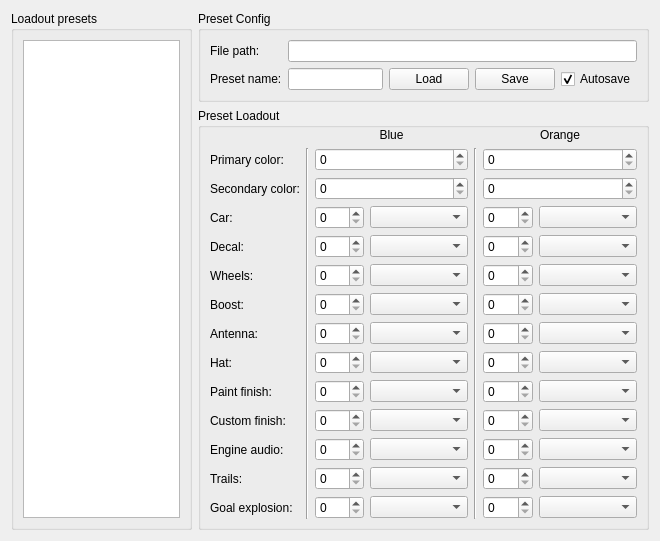
Old version of the form RLBotFramework/gui/qt_gui/car_customisation_3.ui in the repository RLBot/RLBot.
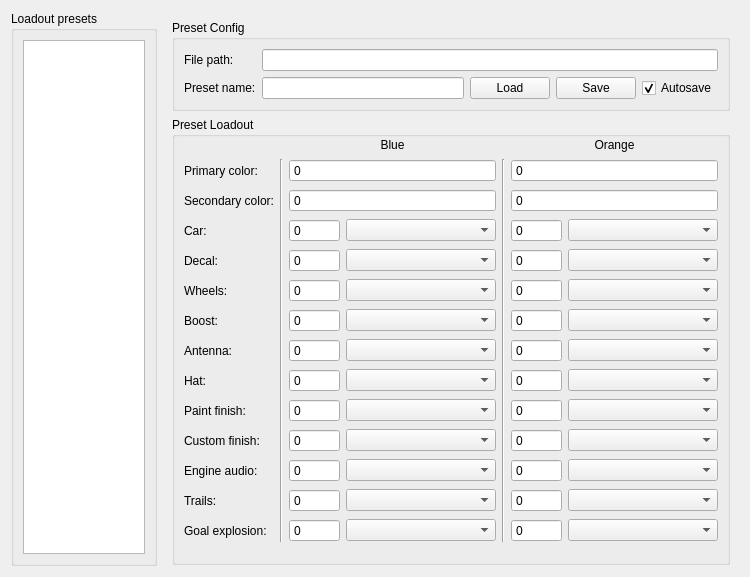
New version of the form.

Patch:
```diff
--- a/RLBotFramework/gui/qt_gui/car_customisation_3.ui
+++ b/RLBotFramework/gui/qt_gui/car_customisation_3.ui
@@ -6,8 +6,8 @@
    <rect>
     <x>0</x>
     <y>0</y>
-    <width>660</width>
-    <height>495</height>
+    <width>750</width>
+    <height>577</height>
    </rect>
   </property>
   <property name="windowTitle">
@@ -27,9 +27,10 @@
     </widget>
    </item>
    <item>
+    <widget class="QFrame" name="right_frame">
     <layout class="QVBoxLayout" name="verticalLayout_4" stretch="0,1">
      <property name="bottomMargin">
-      <number>0</number>
+       <number>1</number>
      </property>
      <item>
       <widget class="QGroupBox" name="groupBox_2">
@@ -95,7 +96,7 @@
        <property name="title">
         <string>Preset Loadout</string>
        </property>
-       <layout class="QGridLayout" name="gridLayout" columnstretch="1,1,1,2,1,1,2,0">
+        <layout class="QGridLayout" name="gridLayout" columnstretch="1,1,1,2,1,1,2">
         <property name="topMargin">
          <number>0</number>
         </property>
@@ -142,10 +143,24 @@
          </widget>
         </item>
         <item row="1" column="2" colspan="2">
-         <widget class="QSpinBox" name="blue_primary_spinbox"/>
+          <widget class="QSpinBox" name="blue_primary_spinbox">
+           <property name="buttonSymbols">
+            <enum>QAbstractSpinBox::NoButtons</enum>
+           </property>
+           <property name="maximum">
+            <number>999999999</number>
+           </property>
+          </widget>
         </item>
         <item row="1" column="5" colspan="2">
-         <widget class="QSpinBox" name="orange_primary_spinbox"/>
+          <widget class="QSpinBox" name="orange_primary_spinbox">
+           <property name="buttonSymbols">
+            <enum>QAbstractSpinBox::NoButtons</enum>
+           </property>
+           <property name="maximum">
+            <number>999999999</number>
+           </property>
+          </widget>
         </item>
         <item row="2" column="0">
          <widget class="QLabel" name="label_2">
@@ -162,22 +177,64 @@
          </widget>
         </item>
         <item row="2" column="5" colspan="2">
-         <widget class="QSpinBox" name="orange_secondary_spinbox"/>
+          <widget class="QSpinBox" name="orange_secondary_spinbox">
+           <property name="buttonSymbols">
+            <enum>QAbstractSpinBox::NoButtons</enum>
+           </property>
+           <property name="maximum">
+            <number>999999999</number>
+           </property>
+          </widget>
         </item>
         <item row="2" column="2" colspan="2">
-         <widget class="QSpinBox" name="blue_secondary_spinbox"/>
+          <widget class="QSpinBox" name="blue_secondary_spinbox">
+           <property name="buttonSymbols">
+            <enum>QAbstractSpinBox::NoButtons</enum>
+           </property>
+           <property name="maximum">
+            <number>999999999</number>
+           </property>
+          </widget>
         </item>
         <item row="3" column="2">
-         <widget class="QSpinBox" name="blue_car_spinbox"/>
+          <widget class="QSpinBox" name="blue_car_spinbox">
+           <property name="buttonSymbols">
+            <enum>QAbstractSpinBox::NoButtons</enum>
+           </property>
+           <property name="maximum">
+            <number>999999</number>
+           </property>
+          </widget>
         </item>
         <item row="3" column="5">
-         <widget class="QSpinBox" name="orange_car_spinbox"/>
+          <widget class="QSpinBox" name="orange_car_spinbox">
+           <property name="buttonSymbols">
+            <enum>QAbstractSpinBox::NoButtons</enum>
+           </property>
+           <property name="maximum">
+            <number>999999</number>
+           </property>
+          </widget>
         </item>
         <item row="3" column="6">
-         <widget class="QComboBox" name="orange_car_combobox"/>
+          <widget class="QComboBox" name="orange_car_combobox">
+           <property name="sizeAdjustPolicy">
+            <enum>QComboBox::AdjustToMinimumContentsLength</enum>
+           </property>
+           <property name="minimumContentsLength">
+            <number>15</number>
+           </property>
+          </widget>
         </item>
         <item row="3" column="3">
-         <widget class="QComboBox" name="blue_car_combobox"/>
+          <widget class="QComboBox" name="blue_car_combobox">
+           <property name="sizeAdjustPolicy">
+            <enum>QComboBox::AdjustToMinimumContentsLength</enum>
+           </property>
+           <property name="minimumContentsLength">
+            <number>15</number>
+           </property>
+          </widget>
         </item>
         <item row="4" column="0">
          <widget class="QLabel" name="label_4">
@@ -187,25 +244,74 @@
          </widget>
         </item>
         <item row="4" column="2">
-         <widget class="QSpinBox" name="blue_decal_spinbox"/>
+          <widget class="QSpinBox" name="blue_decal_spinbox">
+           <property name="buttonSymbols">
+            <enum>QAbstractSpinBox::NoButtons</enum>
+           </property>
+           <property name="maximum">
+            <number>999999</number>
+           </property>
+          </widget>
         </item>
         <item row="4" column="3">
-         <widget class="QComboBox" name="blue_decal_combobox"/>
+          <widget class="QComboBox" name="blue_decal_combobox">
+           <property name="sizeAdjustPolicy">
+            <enum>QComboBox::AdjustToMinimumContentsLength</enum>
+           </property>
+           <property name="minimumContentsLength">
+            <number>15</number>
+           </property>
+          </widget>
         </item>
         <item row="4" column="5">
-         <widget class="QSpinBox" name="orange_decal_spinbox"/>
+          <widget class="QSpinBox" name="orange_decal_spinbox">
+           <property name="buttonSymbols">
+            <enum>QAbstractSpinBox::NoButtons</enum>
+           </property>
+           <property name="maximum">
+            <number>999999</number>
+           </property>
+          </widget>
         </item>
         <item row="5" column="2">
-         <widget class="QSpinBox" name="blue_wheels_spinbox"/>
+          <widget class="QSpinBox" name="blue_wheels_spinbox">
+           <property name="buttonSymbols">
+            <enum>QAbstractSpinBox::NoButtons</enum>
+           </property>
+           <property name="maximum">
+            <number>999999</number>
+           </property>
+          </widget>
         </item>
         <item row="5" column="3">
-         <widget class="QComboBox" name="blue_wheels_combobox"/>
+          <widget class="QComboBox" name="blue_wheels_combobox">
+           <property name="sizeAdjustPolicy">
+            <enum>QComboBox::AdjustToMinimumContentsLength</enum>
+           </property>
+           <property name="minimumContentsLength">
+            <number>15</number>
+           </property>
+          </widget>
         </item>
         <item row="5" column="5">
-         <widget class="QSpinBox" name="orange_wheels_spinbox"/>
+          <widget class="QSpinBox" name="orange_wheels_spinbox">
+           <property name="buttonSymbols">
+            <enum>QAbstractSpinBox::NoButtons</enum>
+           </property>
+           <property name="maximum">
+            <number>999999</number>
+           </property>
+          </widget>
         </item>
         <item row="4" column="6">
-         <widget class="QComboBox" name="orange_decal_combobox"/>
+          <widget class="QComboBox" name="orange_decal_combobox">
+           <property name="sizeAdjustPolicy">
+            <enum>QComboBox::AdjustToMinimumContentsLength</enum>
+           </property>
+           <property name="minimumContentsLength">
+            <number>15</number>
+           </property>
+          </widget>
         </item>
         <item row="5" column="0">
          <widget class="QLabel" name="label_5">
@@ -215,10 +321,24 @@
          </widget>
         </item>
         <item row="6" column="5">
-         <widget class="QSpinBox" name="orange_boost_spinbox"/>
+          <widget class="QSpinBox" name="orange_boost_spinbox">
+           <property name="buttonSymbols">
+            <enum>QAbstractSpinBox::NoButtons</enum>
+           </property>
+           <property name="maximum">
+            <number>999999</number>
+           </property>
+          </widget>
         </item>
         <item row="6" column="3">
-         <widget class="QComboBox" name="blue_boost_combobox"/>
+          <widget class="QComboBox" name="blue_boost_combobox">
+           <property name="sizeAdjustPolicy">
+            <enum>QComboBox::AdjustToMinimumContentsLength</enum>
+           </property>
+           <property name="minimumContentsLength">
+            <number>15</number>
+           </property>
+          </widget>
         </item>
         <item row="6" column="0">
          <widget class="QLabel" name="label_6">
@@ -228,10 +348,24 @@
          </widget>
         </item>
         <item row="5" column="6">
-         <widget class="QComboBox" name="orange_wheels_combobox"/>
+          <widget class="QComboBox" name="orange_wheels_combobox">
+           <property name="sizeAdjustPolicy">
+            <enum>QComboBox::AdjustToMinimumContentsLength</enum>
+           </property>
+           <property name="minimumContentsLength">
+            <number>15</number>
+           </property>
+          </widget>
         </item>
         <item row="6" column="2">
-         <widget class="QSpinBox" name="blue_boost_spinbox"/>
+          <widget class="QSpinBox" name="blue_boost_spinbox">
+           <property name="buttonSymbols">
+            <enum>QAbstractSpinBox::NoButtons</enum>
+           </property>
+           <property name="maximum">
+            <number>999999</number>
+           </property>
+          </widget>
         </item>
         <item row="7" column="0">
          <widget class="QLabel" name="label_7">
@@ -241,16 +375,44 @@
          </widget>
         </item>
         <item row="7" column="3">
-         <widget class="QComboBox" name="blue_antenna_combobox"/>
+          <widget class="QComboBox" name="blue_antenna_combobox">
+           <property name="sizeAdjustPolicy">
+            <enum>QComboBox::AdjustToMinimumContentsLength</enum>
+           </property>
+           <property name="minimumContentsLength">
+            <number>15</number>
+           </property>
+          </widget>
         </item>
         <item row="7" column="2">
-         <widget class="QSpinBox" name="blue_antenna_spinbox"/>
+          <widget class="QSpinBox" name="blue_antenna_spinbox">
+           <property name="buttonSymbols">
+            <enum>QAbstractSpinBox::NoButtons</enum>
+           </property>
+           <property name="maximum">
+            <number>999999</number>
+           </property>
+          </widget>
         </item>
         <item row="7" column="5">
-         <widget class="QSpinBox" name="orange_antenna_spinbox"/>
+          <widget class="QSpinBox" name="orange_antenna_spinbox">
+           <property name="buttonSymbols">
+            <enum>QAbstractSpinBox::NoButtons</enum>
+           </property>
+           <property name="maximum">
+            <number>999999</number>
+           </property>
+          </widget>
         </item>
         <item row="6" column="6">
-         <widget class="QComboBox" name="orange_boost_combobox"/>
+          <widget class="QComboBox" name="orange_boost_combobox">
+           <property name="sizeAdjustPolicy">
+            <enum>QComboBox::AdjustToMinimumContentsLength</enum>
+           </property>
+           <property name="minimumContentsLength">
+            <number>15</number>
+           </property>
+          </widget>
         </item>
         <item row="8" column="0">
          <widget class="QLabel" name="label_8">
@@ -260,25 +422,74 @@
          </widget>
         </item>
         <item row="8" column="2">
-         <widget class="QSpinBox" name="blue_hat_spinbox"/>
+          <widget class="QSpinBox" name="blue_hat_spinbox">
+           <property name="buttonSymbols">
+            <enum>QAbstractSpinBox::NoButtons</enum>
+           </property>
+           <property name="maximum">
+            <number>999999</number>
+           </property>
+          </widget>
         </item>
         <item row="8" column="3">
-         <widget class="QComboBox" name="blue_hat_combobox"/>
+          <widget class="QComboBox" name="blue_hat_combobox">
+           <property name="sizeAdjustPolicy">
+            <enum>QComboBox::AdjustToMinimumContentsLength</enum>
+           </property>
+           <property name="minimumContentsLength">
+            <number>15</number>
+           </property>
+          </widget>
         </item>
         <item row="8" column="5">
-         <widget class="QSpinBox" name="orange_hat_spinbox"/>
+          <widget class="QSpinBox" name="orange_hat_spinbox">
+           <property name="buttonSymbols">
+            <enum>QAbstractSpinBox::NoButtons</enum>
+           </property>
+           <property name="maximum">
+            <number>999999</number>
+           </property>
+          </widget>
         </item>
         <item row="7" column="6">
-         <widget class="QComboBox" name="orange_antenna_combobox"/>
+          <widget class="QComboBox" name="orange_antenna_combobox">
+           <property name="sizeAdjustPolicy">
+            <enum>QComboBox::AdjustToMinimumContentsLength</enum>
+           </property>
+           <property name="minimumContentsLength">
+            <number>15</number>
+           </property>
+          </widget>
         </item>
         <item row="8" column="6">
-         <widget class="QComboBox" name="orange_hat_combobox"/>
+          <widget class="QComboBox" name="orange_hat_combobox">
+           <property name="sizeAdjustPolicy">
+            <enum>QComboBox::AdjustToMinimumContentsLength</enum>
+           </property>
+           <property name="minimumContentsLength">
+            <number>15</number>
+           </property>
+          </widget>
         </item>
         <item row="9" column="2">
-         <widget class="QSpinBox" name="blue_paint_finish_spinbox"/>
+          <widget class="QSpinBox" name="blue_paint_finish_spinbox">
+           <property name="buttonSymbols">
+            <enum>QAbstractSpinBox::NoButtons</enum>
+           </property>
+           <property name="maximum">
+            <number>999999</number>
+           </property>
+          </widget>
         </item>
         <item row="9" column="3">
-         <widget class="QComboBox" name="blue_paint_finish_combobox"/>
+          <widget class="QComboBox" name="blue_paint_finish_combobox">
+           <property name="sizeAdjustPolicy">
+            <enum>QComboBox::AdjustToMinimumContentsLength</enum>
+           </property>
+           <property name="minimumContentsLength">
+            <number>15</number>
+           </property>
+          </widget>
         </item>
         <item row="9" column="0">
          <widget class="QLabel" name="label_9">
@@ -295,28 +506,84 @@
          </widget>
         </item>
         <item row="10" column="3">
-         <widget class="QComboBox" name="blue_custom_finish_combobox"/>
+          <widget class="QComboBox" name="blue_custom_finish_combobox">
+           <property name="sizeAdjustPolicy">
+            <enum>QComboBox::AdjustToMinimumContentsLength</enum>
+           </property>
+           <property name="minimumContentsLength">
+            <number>15</number>
+           </property>
+          </widget>
         </item>
         <item row="9" column="6">
-         <widget class="QComboBox" name="orange_paint_finish_combobox"/>
+          <widget class="QComboBox" name="orange_paint_finish_combobox">
+           <property name="sizeAdjustPolicy">
+            <enum>QComboBox::AdjustToMinimumContentsLength</enum>
+           </property>
+           <property name="minimumContentsLength">
+            <number>15</number>
+           </property>
+          </widget>
         </item>
         <item row="10" column="2">
-         <widget class="QSpinBox" name="blue_custom_finish_spinbox"/>
+          <widget class="QSpinBox" name="blue_custom_finish_spinbox">
+           <property name="buttonSymbols">
+            <enum>QAbstractSpinBox::NoButtons</enum>
+           </property>
+           <property name="maximum">
+            <number>999999</number>
+           </property>
+          </widget>
         </item>
         <item row="9" column="5">
-         <widget class="QSpinBox" name="orange_paint_finish_spinbox"/>
+          <widget class="QSpinBox" name="orange_paint_finish_spinbox">
+           <property name="buttonSymbols">
+            <enum>QAbstractSpinBox::NoButtons</enum>
+           </property>
+           <property name="maximum">
+            <number>999999</number>
+           </property>
+          </widget>
         </item>
         <item row="11" column="2">
-         <widget class="QSpinBox" name="blue_engine_spinbox"/>
+          <widget class="QSpinBox" name="blue_engine_spinbox">
+           <property name="buttonSymbols">
+            <enum>QAbstractSpinBox::NoButtons</enum>
+           </property>
+           <property name="maximum">
+            <number>999999</number>
+           </property>
+          </widget>
         </item>
         <item row="11" column="3">
-         <widget class="QComboBox" name="blue_engine_combobox"/>
+          <widget class="QComboBox" name="blue_engine_combobox">
+           <property name="sizeAdjustPolicy">
+            <enum>QComboBox::AdjustToMinimumContentsLength</enum>
+           </property>
+           <property name="minimumContentsLength">
+            <number>15</number>
+           </property>
+          </widget>
         </item>
         <item row="11" column="5">
-         <widget class="QSpinBox" name="orange_engine_spinbox"/>
+          <widget class="QSpinBox" name="orange_engine_spinbox">
+           <property name="buttonSymbols">
+            <enum>QAbstractSpinBox::NoButtons</enum>
+           </property>
+           <property name="maximum">
+            <number>999999</number>
+           </property>
+          </widget>
         </item>
         <item row="10" column="5">
-         <widget class="QSpinBox" name="orange_custom_finish_spinbox"/>
+          <widget class="QSpinBox" name="orange_custom_finish_spinbox">
+           <property name="buttonSymbols">
+            <enum>QAbstractSpinBox::NoButtons</enum>
+           </property>
+           <property name="maximum">
+            <number>999999</number>
+           </property>
+          </widget>
         </item>
         <item row="11" column="0">
          <widget class="QLabel" name="label_11">
@@ -326,13 +593,34 @@
          </widget>
         </item>
         <item row="10" column="6">
-         <widget class="QComboBox" name="orange_custom_finish_combobox"/>
+          <widget class="QComboBox" name="orange_custom_finish_combobox">
+           <property name="sizeAdjustPolicy">
+            <enum>QComboBox::AdjustToMinimumContentsLength</enum>
+           </property>
+           <property name="minimumContentsLength">
+            <number>15</number>
+           </property>
+          </widget>
         </item>
         <item row="11" column="6">
-         <widget class="QComboBox" name="orange_engine_combobox"/>
+          <widget class="QComboBox" name="orange_engine_combobox">
+           <property name="sizeAdjustPolicy">
+            <enum>QComboBox::AdjustToMinimumContentsLength</enum>
+           </property>
+           <property name="minimumContentsLength">
+            <number>15</number>
+           </property>
+          </widget>
         </item>
         <item row="12" column="3">
-         <widget class="QComboBox" name="blue_trails_combobox"/>
+          <widget class="QComboBox" name="blue_trails_combobox">
+           <property name="sizeAdjustPolicy">
+            <enum>QComboBox::AdjustToMinimumContentsLength</enum>
+           </property>
+           <property name="minimumContentsLength">
+            <number>15</number>
+           </property>
+          </widget>
         </item>
         <item row="12" column="0">
          <widget class="QLabel" name="label_12">
@@ -342,13 +630,34 @@
          </widget>
         </item>
         <item row="12" column="2">
-         <widget class="QSpinBox" name="blue_trails_spinbox"/>
+          <widget class="QSpinBox" name="blue_trails_spinbox">
+           <property name="buttonSymbols">
+            <enum>QAbstractSpinBox::NoButtons</enum>
+           </property>
+           <property name="maximum">
+            <number>999999</number>
+           </property>
+          </widget>
         </item>
         <item row="12" column="5">
-         <widget class="QSpinBox" name="orange_trails_spinbox"/>
+          <widget class="QSpinBox" name="orange_trails_spinbox">
+           <property name="buttonSymbols">
+            <enum>QAbstractSpinBox::NoButtons</enum>
+           </property>
+           <property name="maximum">
+            <number>999999</number>
+           </property>
+          </widget>
         </item>
         <item row="12" column="6">
-         <widget class="QComboBox" name="orange_trails_combobox"/>
+          <widget class="QComboBox" name="orange_trails_combobox">
+           <property name="sizeAdjustPolicy">
+            <enum>QComboBox::AdjustToMinimumContentsLength</enum>
+           </property>
+           <property name="minimumContentsLength">
+            <number>15</number>
+           </property>
+          </widget>
         </item>
         <item row="13" column="0">
          <widget class="QLabel" name="label_13">
@@ -358,16 +667,44 @@
          </widget>
         </item>
         <item row="13" column="2">
-         <widget class="QSpinBox" name="blue_goal_explosion_spinbox"/>
+          <widget class="QSpinBox" name="blue_goal_explosion_spinbox">
+           <property name="buttonSymbols">
+            <enum>QAbstractSpinBox::NoButtons</enum>
+           </property>
+           <property name="maximum">
+            <number>999999</number>
+           </property>
+          </widget>
         </item>
         <item row="13" column="3">
-         <widget class="QComboBox" name="blue_goal_explosion_combobox"/>
+          <widget class="QComboBox" name="blue_goal_explosion_combobox">
+           <property name="sizeAdjustPolicy">
+            <enum>QComboBox::AdjustToMinimumContentsLength</enum>
+           </property>
+           <property name="minimumContentsLength">
+            <number>15</number>
+           </property>
+          </widget>
         </item>
         <item row="13" column="6">
-         <widget class="QComboBox" name="orange_goal_explosion_combobox"/>
+          <widget class="QComboBox" name="orange_goal_explosion_combobox">
+           <property name="sizeAdjustPolicy">
+            <enum>QComboBox::AdjustToMinimumContentsLength</enum>
+           </property>
+           <property name="minimumContentsLength">
+            <number>15</number>
+           </property>
+          </widget>
         </item>
         <item row="13" column="5">
-         <widget class="QSpinBox" name="orange_goal_explosion_spinbox"/>
+          <widget class="QSpinBox" name="orange_goal_explosion_spinbox">
+           <property name="buttonSymbols">
+            <enum>QAbstractSpinBox::NoButtons</enum>
+           </property>
+           <property name="maximum">
+            <number>999999</number>
+           </property>
+          </widget>
         </item>
         <item row="1" column="1" rowspan="13">
          <widget class="Line" name="line_2">
@@ -387,6 +724,7 @@
       </widget>
      </item>
     </layout>
+    </widget>
    </item>
   </layout>
  </widget>
```
Lines whose indentation alone changed are shown as unchanged.
